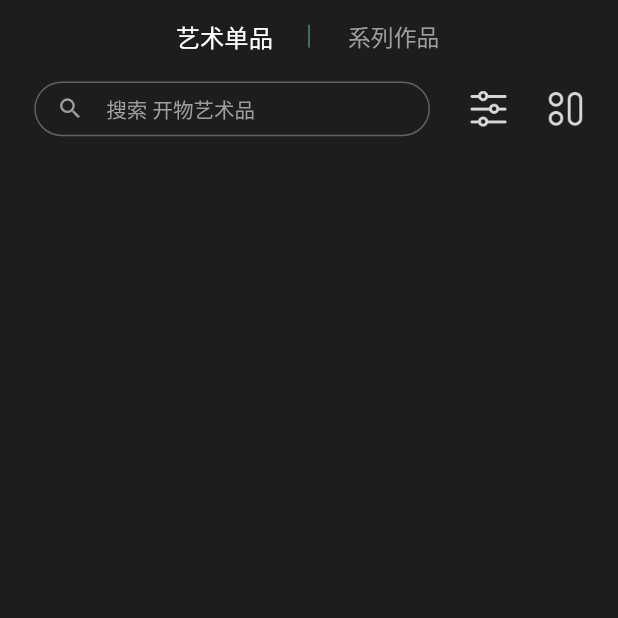
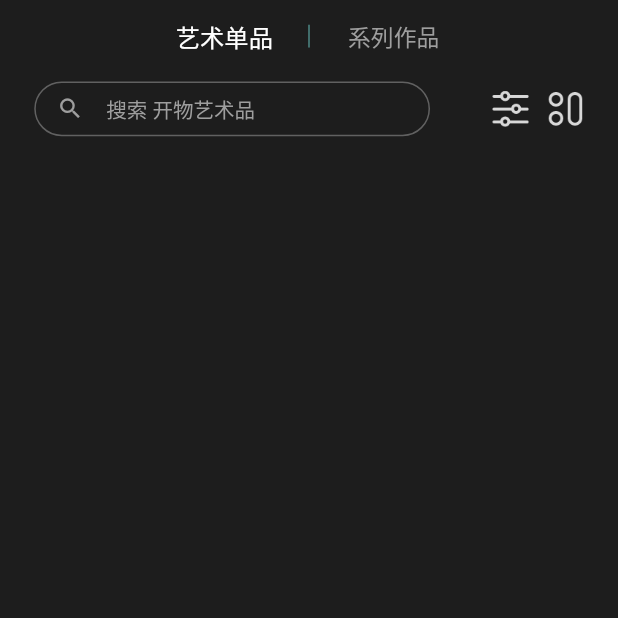
Before and after one commit to Pannic17/Flutter-Study, a Flutter app: the screen it shows after launch, on a phone screen of 412 x 824 dp, the top half of it. Run offline on Flutter 3.47's test engine with Material 2 defaults, Android fonts, the phone set to English and light mode, and no system bars; our stand-ins replace flutter_screenutil, flutter_swiper.

Commit message:
4/24 updated

```diff
--- a/lib/main.dart
+++ b/lib/main.dart
@@ -899,18 +899,15 @@ class KaiwuBarRow extends StatelessWidget {
 
   @override
   Widget build(BuildContext context) {
-    List<Widget> barRow = [];
-    barRow.add(KaiwuSearchBar(
-      search: onSearch,
-      width: switchDisplay ? 520 : 560,
-    ));
+    List<Widget> options = [];
     if (switchDisplay) {
-      barRow.add(KaiwuBarButton( //Filter
+      options.add(KaiwuBarButton( //Filter
           icon: "asset/icons/icon_filter.png",
           onPressed: onTapFilter
       ));
     }
-    barRow.add(KaiwuBarButton( //Sorter
+    options.add(SizedBox(width: 24.r));
+    options.add(KaiwuBarButton( //Sorter
         icon: "asset/icons/icon_sorter.png",
         onPressed: onTapSorter
     ));
@@ -918,7 +915,16 @@ class KaiwuBarRow extends StatelessWidget {
       margin: EdgeInsets.symmetric(vertical: 12.r, horizontal: 9.r),
       child: Row(
         mainAxisAlignment: MainAxisAlignment.spaceBetween,
-        children: barRow,
+        children: [
+          KaiwuSearchBar(
+            search: onSearch,
+            width: switchDisplay ? 520 : 560
+          ),
+          Row(
+            mainAxisSize: MainAxisSize.min,
+            children: options
+          )
+        ],
       ),
     );
   }
```
Also changed, not shown: lib/storeBar.dart (+124 -13 lines).
